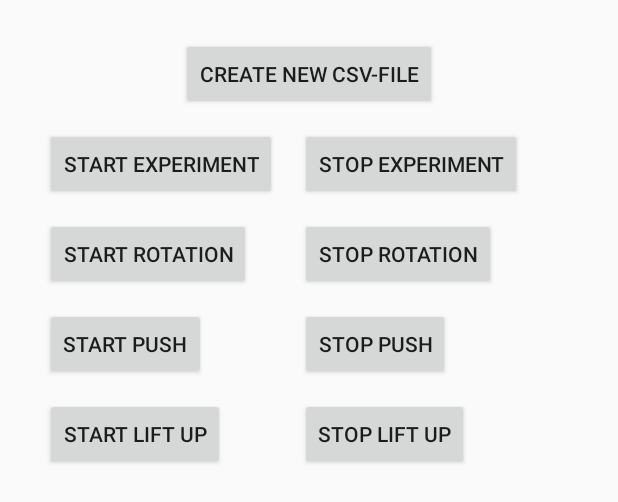
After one commit to tun6i/emg_ecg_platform, an Android app: the layout fragment_experiment.xml on its own in the app's theme, with its tools: preview values and no code run, on a phone screen of 412 x 824 dp. The commit adds this screen. Shown: the top 502 px of the screen. Run offline under Robolectric (Android 15) with nearby library versions, the phone set to English and light mode, and no system bars.

Commit message:
New Experiment Fragment for Experiments

```diff
--- /dev/null
+++ b/Fachstudie_Template/app/src/main/res/layout/fragment_experiment.xml
@@ -0,0 +1,90 @@
+<?xml version="1.0" encoding="utf-8"?>
+<RelativeLayout xmlns:android="http://schemas.android.com/apk/res/android"
+    xmlns:tools="http://schemas.android.com/tools"
+    android:layout_width="match_parent"
+    android:layout_height="match_parent"
+    android:orientation="vertical"
+    tools:context="activity.ExperimentFragment">
+
+    <Button
+        android:text="@string/btnNewCSVFile"
+        android:layout_width="wrap_content"
+        android:layout_height="wrap_content"
+        android:onClick="createNewCsvFile"
+        android:id="@+id/btnCreateNewCSV"
+        android:layout_centerHorizontal="true"
+        android:layout_marginTop="25dp" />
+
+    <Button
+        android:text="@string/btnStartExperiment"
+        android:layout_width="wrap_content"
+        android:layout_height="wrap_content"
+        android:onClick="csvMarkStartExperiment"
+        android:id="@+id/btnStartExperiment"
+        android:layout_marginTop="85dp"
+        android:layout_marginLeft="30dp" />
+
+    <Button
+        android:text="@string/btnStopExperiment"
+        android:layout_width="wrap_content"
+        android:layout_height="wrap_content"
+        android:onClick="csvMarkStopExperiment"
+        android:id="@+id/btnStopExperiment"
+        android:layout_marginTop="85dp"
+        android:layout_marginLeft="200dp" />
+
+    <Button
+        android:text="@string/btnStartRotation"
+        android:layout_width="wrap_content"
+        android:layout_height="wrap_content"
+        android:onClick="csvMarkStartRotation"
+        android:id="@+id/btnStartRotation"
+        android:layout_marginTop="145dp"
+        android:layout_marginLeft="30dp" />
+
+    <Button
+        android:text="@string/btnStopRotation"
+        android:layout_width="wrap_content"
+        android:layout_height="wrap_content"
+        android:onClick="csvMarkStopRotation"
+        android:id="@+id/btnStopRotation"
+        android:layout_marginTop="145dp"
+        android:layout_marginLeft="200dp" />
+
+    <Button
+        android:text="@string/btnStartPush"
+        android:layout_width="wrap_content"
+        android:layout_height="wrap_content"
+        android:onClick="csvMarkStartPush"
+        android:id="@+id/btnStartPush"
+        android:layout_marginTop="205dp"
+        android:layout_marginLeft="30dp" />
+
+    <Button
+        android:text="@string/btnStopPush"
+        android:layout_width="wrap_content"
+        android:layout_height="wrap_content"
+        android:onClick="csvMarkStopPush"
+        android:id="@+id/btnStopPush"
+        android:layout_marginTop="205dp"
+        android:layout_marginLeft="200dp" />
+
+    <Button
+        android:text="@string/btnStartLiftUp"
+        android:layout_width="wrap_content"
+        android:layout_height="wrap_content"
+        android:onClick="csvMarkStartLiftUp"
+        android:id="@+id/btnStartLiftUp"
+        android:layout_marginTop="265dp"
+        android:layout_marginLeft="30dp" />
+
+    <Button
+        android:text="@string/btnStopLiftUp"
+        android:layout_width="wrap_content"
+        android:layout_height="wrap_content"
+        android:onClick="csvMarkStopLiftUp"
+        android:id="@+id/btnStopLiftUp"
+        android:layout_marginTop="265dp"
+        android:layout_marginLeft="200dp" />
+
+</RelativeLayout>
--- a/Fachstudie_Template/app/src/main/res/values/strings.xml
+++ b/Fachstudie_Template/app/src/main/res/values/strings.xml
@@ -5,9 +5,10 @@
     <string name="drawer_open">Open</string>
     <string name="drawer_close">Close</string>
 
+    <string name="nav_item_home">Home</string>
+    <string name="nav_item_experiment">Experiment</string>
     <string name="nav_item_plot">Plot</string>
     <string name="nav_item_information">Information</string>
-    <string name="nav_item_home">Home</string>
 
     <string name="not_connected">Connect to device</string>
     <string name="connected">Disconnect from device</string>
@@ -16,15 +17,26 @@
     <string-array name="nav_drawer_labels">
         <item>@string/nav_item_home</item>
         <item>@string/nav_item_plot</item>
+        <item>@string/nav_item_experiment</item>
         <item>@string/nav_item_information</item>
     </string-array>
 
+    <string name="title_home">Home</string>
     <string name="title_plot">Plot</string>
+    <string name="title_experiment">Experiment</string>
     <string name="title_information">Information</string>
-    <string name="title_home">Home</string>
 
+    <!-- Buttons -->
     <string name="btnNewCSVFile">Create New CSV-File</string>
     <string name="btnCreateMarkInCsv">Create Mark In CSV</string>
+    <string name="btnStartExperiment">Start Experiment</string>
+    <string name="btnStopExperiment">Stop Experiment</string>
+    <string name="btnStartRotation">Start Rotation</string>
+    <string name="btnStopRotation">Stop Rotation</string>
+    <string name="btnStartPush">Start Push</string>
+    <string name="btnStopPush">Stop Push</string>
+    <string name="btnStartLiftUp">Start Lift Up</string>
+    <string name="btnStopLiftUp">Stop Lift Up</string>
 
     <!-- TODO: Remove or change this placeholder text -->
     <string name="hello_blank_fragment">Hello blank fragment</string>
```
Also changed, not shown: Fachstudie_Template/app/src/main/java/activity/ExperimentFragment.java (added, +42 -0 lines), Fachstudie_Template/app/src/main/java/activity/MainActivity.java (+41 -1 lines), Fachstudie_Template/app/src/main/java/csv/CSVSetup.java (+4 -3 lines).
